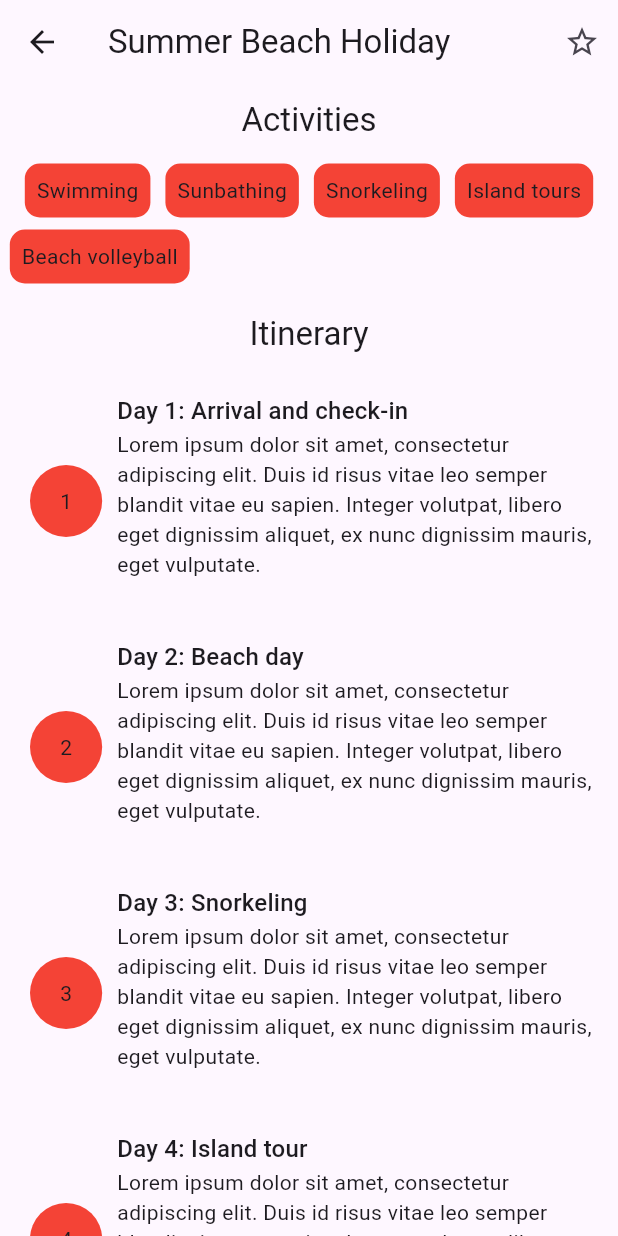
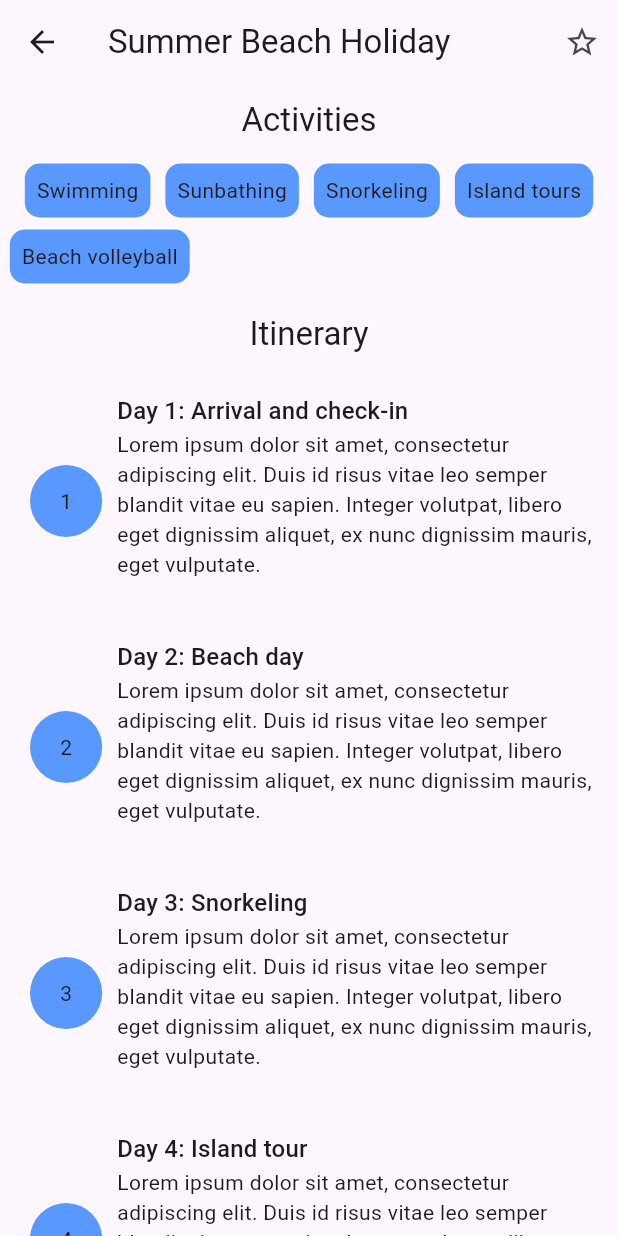
Before and after one commit to claudiogiaretta/Flutter, a Flutter app: the TripDetailsScreen screen opened directly with sample values from the repository, on a phone screen of 412 x 824 dp. Run offline on Flutter 3.47's test engine with Material 3 defaults, Android fonts, the light colour scheme and no system bars; our stand-ins replace google_fonts, transparent_image; network calls fail.

Commit message:
fixed color

```diff
--- a/flutter_training_apps/lib/holiday_app/main.dart
+++ b/flutter_training_apps/lib/holiday_app/main.dart
@@ -7,8 +7,8 @@ import 'package:provider/provider.dart';
 final theme = ThemeData(
   useMaterial3: true,
   colorScheme: ColorScheme.fromSeed(
-    brightness: Brightness.dark,
-    seedColor: const Color.fromARGB(255, 131, 57, 0),
+    brightness: Brightness.light,
+    seedColor: const Color.fromARGB(255, 0, 97, 252),
   ),
   textTheme: GoogleFonts.latoTextTheme(),
 );
--- a/flutter_training_apps/lib/holiday_app/widgets/activities.dart
+++ b/flutter_training_apps/lib/holiday_app/widgets/activities.dart
@@ -16,7 +16,7 @@ class Activities extends StatelessWidget {
           padding: const EdgeInsets.all(8),
           decoration: const BoxDecoration(
               borderRadius: BorderRadius.all(Radius.circular(10)),
-              color: Colors.red),
+              color: Color.fromARGB(255, 88, 152, 255)),
           child: Text(
             activity,
             style: Theme.of(context).textTheme.bodyMedium!.copyWith(
--- a/flutter_training_apps/lib/holiday_app/widgets/category_item.dart
+++ b/flutter_training_apps/lib/holiday_app/widgets/category_item.dart
@@ -16,8 +16,8 @@ class Categoryitem extends StatelessWidget {
         decoration: BoxDecoration(
             borderRadius: BorderRadius.circular(10),
             gradient: LinearGradient(colors: [
-              category.color.withOpacity(0.55),
-              category.color.withOpacity(0.9),
+              category.color,
+              category.color.withOpacity(0.7),
             ])),
         child: Text(
           category.title,
--- a/flutter_training_apps/lib/holiday_app/widgets/itinerary_item.dart
+++ b/flutter_training_apps/lib/holiday_app/widgets/itinerary_item.dart
@@ -15,8 +15,9 @@ class ItineraryItem extends StatelessWidget {
           Container(
             padding: const EdgeInsets.all(20),
             margin: const EdgeInsets.all(10),
-            decoration:
-                const BoxDecoration(shape: BoxShape.circle, color: Colors.red),
+            decoration: const BoxDecoration(
+                shape: BoxShape.circle,
+                color: Color.fromARGB(255, 88, 152, 255)),
             child: Text("${index + 1}"),
           ),
           Expanded(
```
